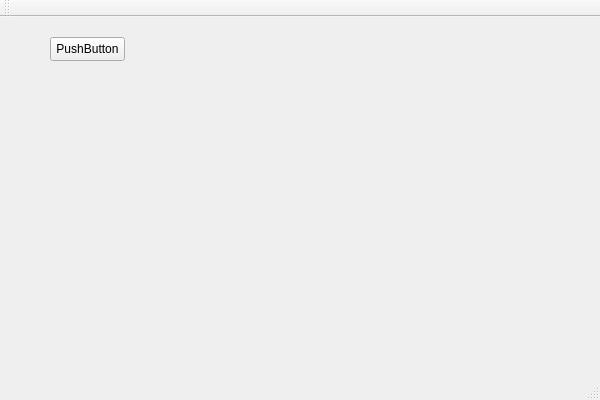
Before: the Qt Designer form QT_FaceRecognizer.ui in arcreane/c-big-brother-is-watching-you, drawn with Qt 5.
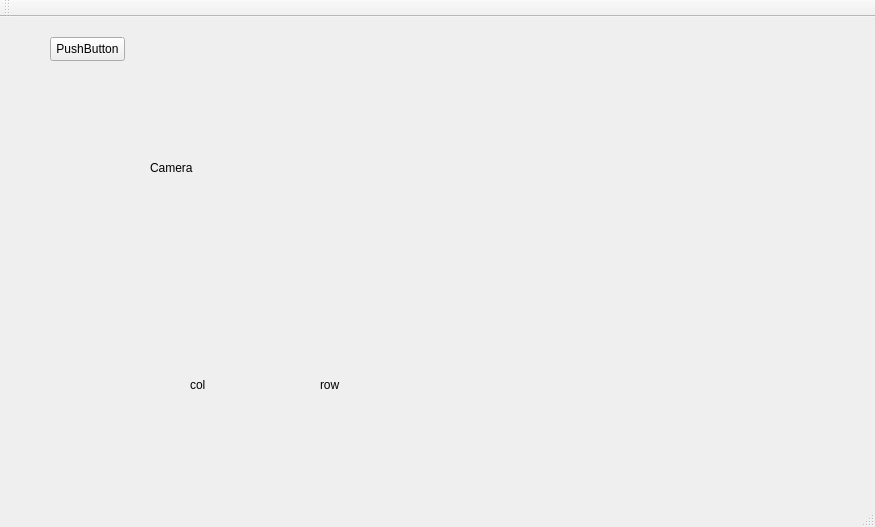
After: the same form once the commit is applied.

Diff of the .ui file:
```diff
--- a/QT_FaceRecognizer.ui
+++ b/QT_FaceRecognizer.ui
@@ -6,8 +6,8 @@
    <rect>
     <x>0</x>
     <y>0</y>
-    <width>600</width>
-    <height>400</height>
+    <width>875</width>
+    <height>527</height>
    </rect>
   </property>
   <property name="windowTitle">
@@ -27,6 +27,51 @@
      <string>PushButton</string>
     </property>
    </widget>
+   <widget class="QLabel" name="image_lbl">
+    <property name="geometry">
+     <rect>
+      <x>150</x>
+      <y>30</y>
+      <width>401</width>
+      <height>241</height>
+     </rect>
+    </property>
+    <property name="baseSize">
+     <size>
+      <width>640</width>
+      <height>480</height>
+     </size>
+    </property>
+    <property name="text">
+     <string>Camera</string>
+    </property>
+   </widget>
+   <widget class="QLabel" name="col">
+    <property name="geometry">
+     <rect>
+      <x>190</x>
+      <y>360</y>
+      <width>49</width>
+      <height>16</height>
+     </rect>
+    </property>
+    <property name="text">
+     <string>col</string>
+    </property>
+   </widget>
+   <widget class="QLabel" name="row">
+    <property name="geometry">
+     <rect>
+      <x>320</x>
+      <y>360</y>
+      <width>49</width>
+      <height>16</height>
+     </rect>
+    </property>
+    <property name="text">
+     <string>row</string>
+    </property>
+   </widget>
   </widget>
   <widget class="QMenuBar" name="menuBar">
    <property name="geometry">
```
Left out of the diff: 2 changed lines with no effect on the pictures.
